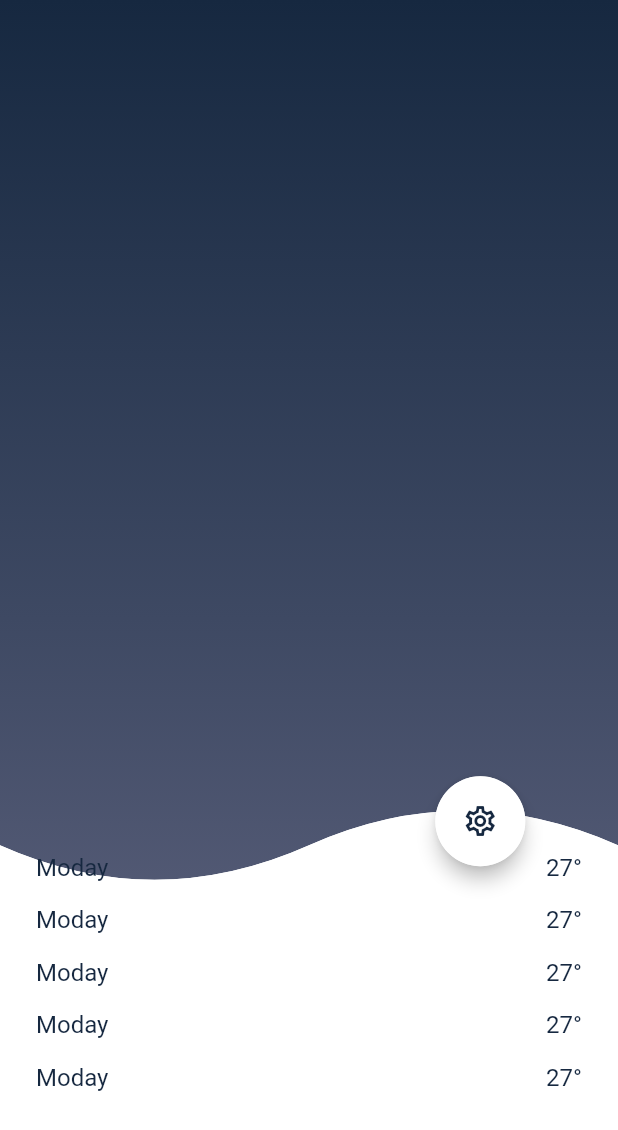
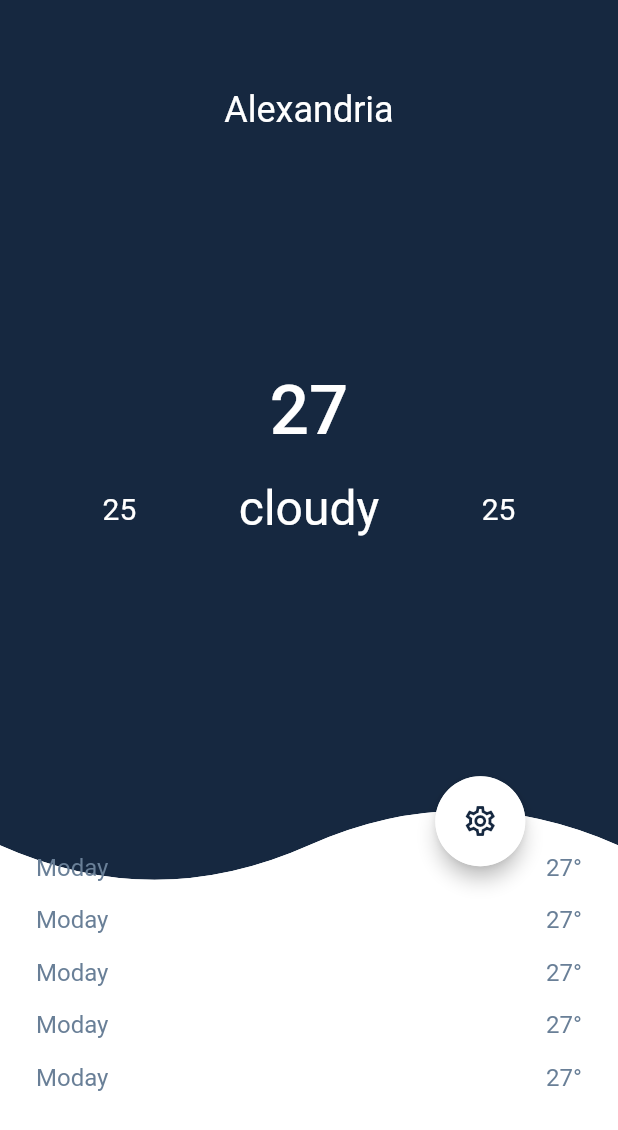
Before and after one commit to tharwat-samy/my_weather, a Flutter app: the HomeView screen opened directly, on a phone screen of 412 x 824 dp. Shown: the top 1130 px of the screen. Run offline on Flutter 3.47's test engine with Material 2 defaults, Android fonts, the phone set to English and light mode, and no system bars; our stand-ins replace flash, flutter_platform_widgets, get; Roboto replaces fonts that are missing (OpenSans).

Commit message:
home view ui

```diff
--- a/lib/Features/home/presentation/views/home_view.dart
+++ b/lib/Features/home/presentation/views/home_view.dart
@@ -2,6 +2,7 @@ import 'package:flutter/material.dart';
 import 'package:flutter/src/foundation/key.dart';
 import 'package:flutter/src/widgets/framework.dart';
 import 'package:myweather/Features/home/presentation/widgets/home_view_body.dart';
+import 'package:myweather/constants.dart';
 import 'package:myweather/core/widgets/custom_gradient_background.dart';
 
 class HomeView extends StatelessWidget {
@@ -10,9 +11,8 @@ class HomeView extends StatelessWidget {
   @override
   Widget build(BuildContext context) {
     return Scaffold(
-      body: CustomGradientBackGround(
-        child: HomeViewBody(),
-      ),
+      backgroundColor: kPrimaryColor,
+      body: HomeViewBody(),
     );
   }
 }
--- /dev/null
+++ b/lib/Features/home/presentation/widgets/custom_app_bar.dart
@@ -0,0 +1,19 @@
+import 'package:flutter/material.dart';
+
+import '../../../../styles.dart';
+class CustomappBar extends StatelessWidget {
+  const CustomappBar({Key? key}) : super(key: key);
+
+  @override
+  Widget build(BuildContext context) {
+    return Row(
+      mainAxisAlignment: MainAxisAlignment.center,
+      children: [
+        Text(
+          'Alexandria',
+          style: Styles.bodyText4,
+        )
+      ],
+    );
+  }
+}
--- a/lib/Features/home/presentation/widgets/home_view_body.dart
+++ b/lib/Features/home/presentation/widgets/home_view_body.dart
@@ -1,13 +1,17 @@
 import 'package:flutter/material.dart';
 import 'package:flutter/src/foundation/key.dart';
 import 'package:flutter/src/widgets/framework.dart';
+import 'package:myweather/Features/home/presentation/widgets/weather_info.dart';
 import 'package:myweather/Features/home/presentation/widgets/weather_list.dart';
 import 'package:myweather/constants.dart';
 import 'package:myweather/core/utils/size_config.dart';
+import 'package:myweather/core/widgets/space_box.dart';
 import 'package:myweather/styles.dart';
 
+import 'custom_app_bar.dart';
 import 'custom_home_curve.dart';
 import 'custom_settings_button.dart';
+import 'home_view_body_footer.dart';
 
 class HomeViewBody extends StatelessWidget {
   const HomeViewBody({Key? key}) : super(key: key);
@@ -16,37 +20,14 @@ class HomeViewBody extends StatelessWidget {
   Widget build(BuildContext context) {
     return Column(
       children: [
+        SpaceBox(
+          height: 6,
+        ),
+        CustomappBar(),
         Spacer(),
-        SizedBox(
-          height: SizeConfig.defaultSize * 31,
-          width: SizeConfig.screenWidth,
-          child: Stack(
-            children: [
-              Positioned.fill(
-                child: CustomPaint(
-                  painter: CustomCurve(),
-                ),
-              ),
-              Positioned(
-                right: SizeConfig.screenWidth * .15,
-                child: Material(
-                  elevation: 5,
-                  borderRadius: BorderRadius.circular(999),
-                  child: CustomSettingsButton(),
-                ),
-              ),
-              Positioned(
-                left: 24,
-                right: 24,
-                bottom: 16,
-                child: SizedBox(
-                  height: SizeConfig.defaultSize * 25,
-                  child: WeatherList(),
-                ),
-              ),
-            ],
-          ),
-        ),
+        WeatherInfo(),
+        Spacer(),
+        HomeVIewBodyFooter(),
       ],
     );
   }
--- /dev/null
+++ b/lib/Features/home/presentation/widgets/home_view_body_footer.dart
@@ -0,0 +1,47 @@
+
+
+import 'package:flutter/material.dart';
+import 'package:myweather/Features/home/presentation/widgets/weather_list.dart';
+
+import '../../../../core/utils/size_config.dart';
+import 'custom_home_curve.dart';
+import 'custom_settings_button.dart';
+class HomeVIewBodyFooter extends StatelessWidget {
+  const HomeVIewBodyFooter({
+    Key? key,
+  }) : super(key: key);
+
+  @override
+  Widget build(BuildContext context) {
+    return SizedBox(
+      height: SizeConfig.defaultSize * 31,
+      width: SizeConfig.screenWidth,
+      child: Stack(
+        children: [
+          Positioned.fill(
+            child: CustomPaint(
+              painter: CustomCurve(),
+            ),
+          ),
+          Positioned(
+            right: SizeConfig.screenWidth * .15,
+            child: Material(
+              elevation: 5,
+              borderRadius: BorderRadius.circular(999),
+              child: CustomSettingsButton(),
+            ),
+          ),
+          Positioned(
+            left: 24,
+            right: 24,
+            bottom: 16,
+            child: SizedBox(
+              height: SizeConfig.defaultSize * 25,
+              child: WeatherList(),
+            ),
+          ),
+        ],
+      ),
+    );
+  }
+}
--- /dev/null
+++ b/lib/Features/home/presentation/widgets/weather_info.dart
@@ -0,0 +1,43 @@
+import 'package:flutter/material.dart';
+
+import '../../../../core/widgets/space_box.dart';
+import '../../../../styles.dart';
+
+class WeatherInfo extends StatelessWidget {
+  const WeatherInfo({Key? key}) : super(key: key);
+
+  @override
+  Widget build(BuildContext context) {
+    return Column(
+      children: [
+        Text(
+          '27',
+          style: Styles.bodyText6.copyWith(
+            fontSize: 46,
+            fontWeight: FontWeight.w500,
+          ),
+        ),
+        SpaceBox(
+          height: 2,
+        ),
+        Row(
+          mainAxisAlignment: MainAxisAlignment.spaceEvenly,
+          children: [
+            Text(
+              '25',
+              style: Styles.bodyText3,
+            ),
+            Text(
+              'cloudy',
+              style: Styles.bodyText5,
+            ),
+            Text(
+              '25',
+              style: Styles.bodyText3,
+            ),
+          ],
+        ),
+      ],
+    );
+  }
+}
--- a/lib/Features/home/presentation/widgets/weather_item.dart
+++ b/lib/Features/home/presentation/widgets/weather_item.dart
@@ -16,13 +16,13 @@ class WeatherItem extends StatelessWidget {
           Text(
             'Moday',
             style: Styles.bodyText2.copyWith(
-              color: kPrimaryColor,
+              color: kSecondaryColor,
             ),
           ),
           Text(
             '27°',
             style: Styles.bodyText2.copyWith(
-              color: kPrimaryColor,
+              color: kSecondaryColor,
             ),
           ),
         ],
--- a/lib/constants.dart
+++ b/lib/constants.dart
@@ -3,7 +3,7 @@ import 'package:flutter/material.dart';
 
 const kEmptyFieldErrorMessage = 'هذا الحقل فارغ';
 const kPrimaryColor = Color(0xff162840);
-
+const kSecondaryColor = Color(0xff697F97);
 const kLinearGradient = LinearGradient(
     begin: Alignment.topCenter,
     end: Alignment.bottomCenter,
```
